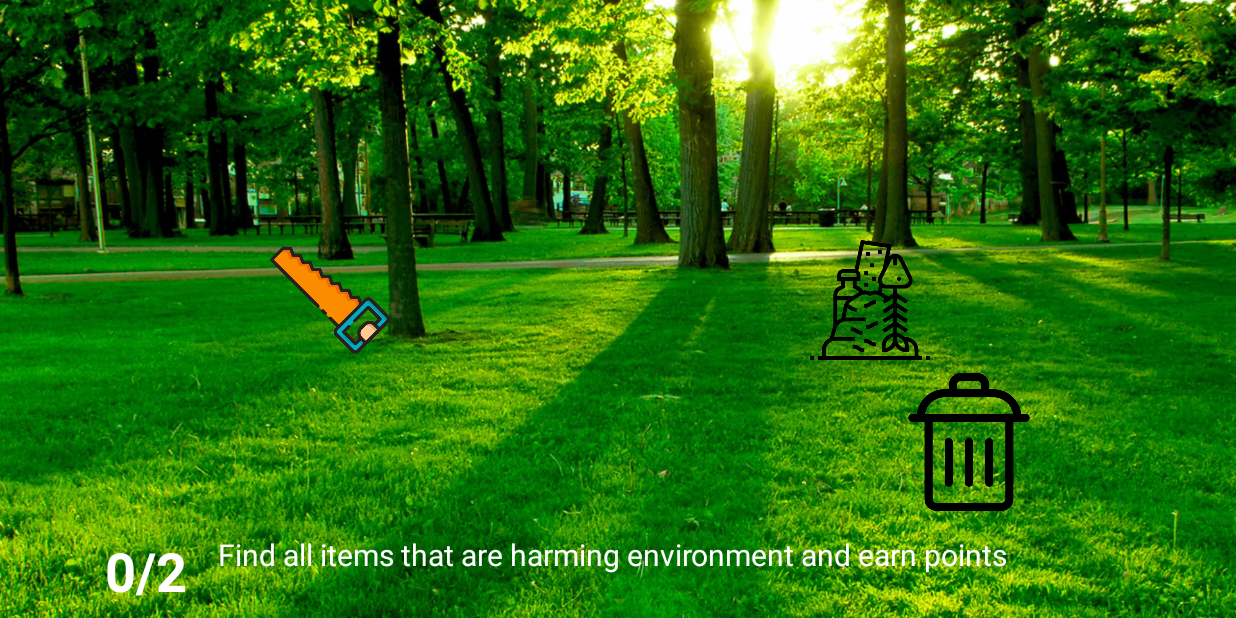
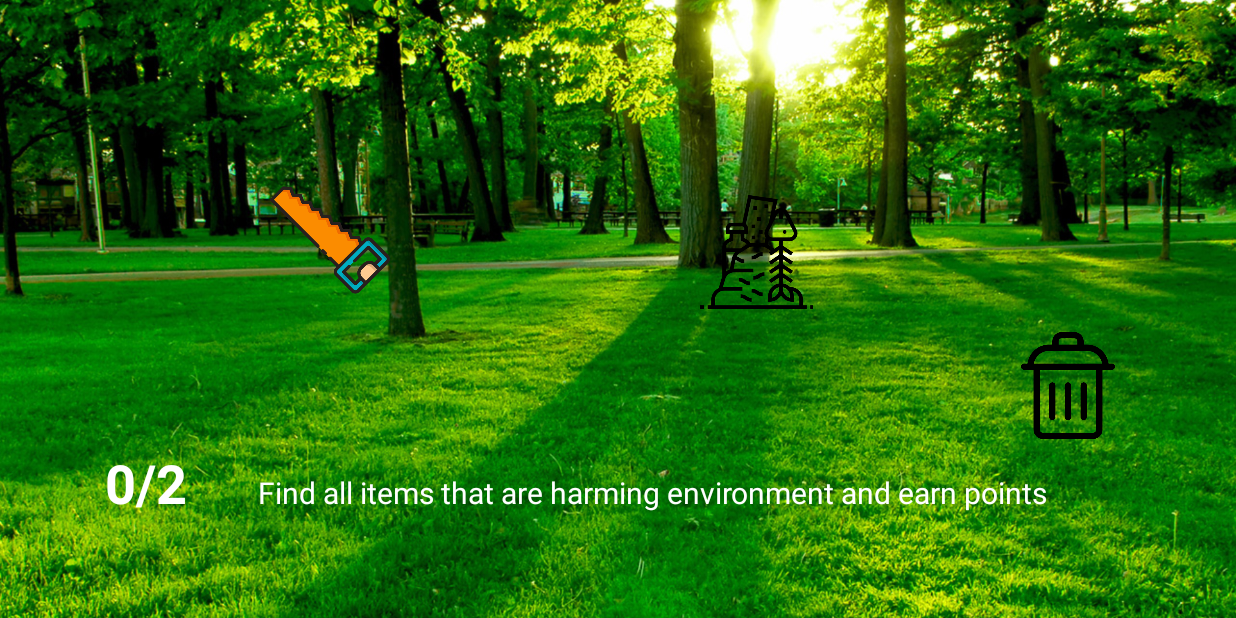
Before and after one commit to rahulbhat31/lets_wake_up, an Android app: the EnvGame screen opened directly, with no data from a screen before it, on a phone screen of 824 x 412 dp (held sideways). Run offline under Robolectric (Android 15) with nearby library versions, the light colour scheme and no system bars; 1 statement that could not run was skipped.

Commit message:
lets_wake_up: UI changes and bug fixes

```diff
--- a/app/src/main/res/layout/activity_env_game.xml
+++ b/app/src/main/res/layout/activity_env_game.xml
@@ -9,8 +9,8 @@
     android:orientation="vertical">
 
     <LinearLayout
-        android:layout_width="704dp"
-        android:layout_height="234dp"
+        android:layout_width="542dp"
+        android:layout_height="217dp"
         android:layout_weight="1"
         android:orientation="horizontal">
 
@@ -19,33 +19,32 @@
             android:layout_width="280dp"
             android:layout_height="80dp"
             android:layout_marginLeft="80dp"
-            android:layout_marginTop="160dp"
+            android:layout_marginTop="120dp"
             android:rotation="270"
             app:srcCompat="@drawable/saw" />
 
         <ImageView
             android:id="@+id/thrownwaste"
-            android:layout_width="280dp"
-            android:layout_height="80dp"
+            android:layout_width="129dp"
+            android:layout_height="76dp"
             android:layout_marginLeft="80dp"
-            android:layout_marginTop="160dp"
+            android:layout_marginTop="130dp"
 
             app:srcCompat="@drawable/thrownwaste" />
     </LinearLayout>
 
     <LinearLayout
-            android:layout_width="wrap_content"
+        android:layout_width="match_parent"
         android:layout_height="wrap_content"
         android:layout_weight="1"
         android:orientation="horizontal">
 
         <ImageView
-                android:layout_width="92dp"
-                android:layout_height="108dp"
+            android:layout_width="66dp"
+            android:layout_height="71dp"
             android:layout_marginLeft="600dp"
             android:layout_weight="1"
             app:srcCompat="@drawable/dustbin" />
-
 
 
     </LinearLayout>
@@ -60,21 +59,23 @@
 
             <TextView
                 android:id="@+id/waterPollGSID"
-                android:layout_width="wrap_content"
-                android:layout_height="wrap_content"
+                android:layout_width="81dp"
+                android:layout_height="70dp"
+                android:layout_marginBottom="40dp"
                 android:text="0/2"
-                android:textStyle="bold"
+                android:textColor="@color/colorWhite"
                 android:textSize="36dp"
-                android:textColor="@color/colorWhite" />
+                android:textStyle="bold" />
+
             <TextView
                 android:id="@+id/tutGWGameTxt"
                 android:layout_width="match_parent"
-                android:layout_height="match_parent"
+                android:layout_height="52dp"
                 android:layout_marginLeft="20dp"
                 android:text="Find all items that are harming environment and earn points"
-                android:textSize="20dp"
                 android:textAlignment="center"
-                android:textColor="@color/colorWhite"/>
+                android:textColor="@color/colorWhite"
+                android:textSize="20dp" />
         </LinearLayout>
 
 
```
Also changed, not shown: app/src/main/res/layout/activity_global_warming_game.xml (+12 -13 lines), app/src/main/res/layout/activity_profile.xml (+33 -22 lines), app/src/main/res/layout/activity_score.xml (+8 -6 lines), app/src/main/res/layout/activity_submit_feedback.xml (+10 -4 lines), app/src/main/res/layout/activity_water_crisis.xml (+8 -6 lines). Lines whose indentation alone changed are shown as unchanged.
